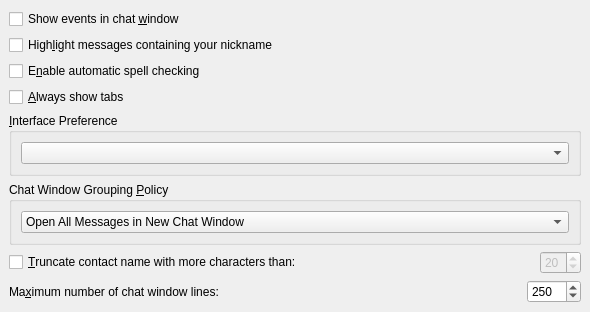
This is kopete/config/behavior/behaviorconfig_chat.ui in KDE/kopete as Qt 5 draws it before an edit. The edited form follows.
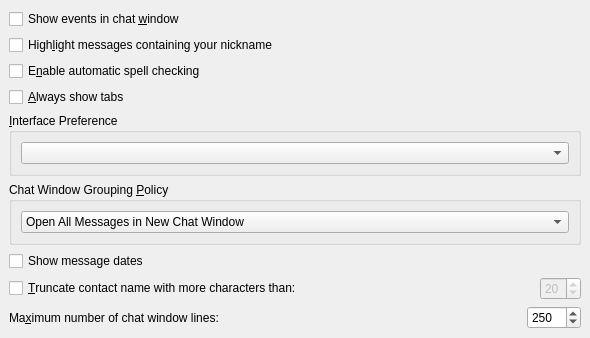
This is the edited form.

Commit message: Optionally show date of messages in chatwindow FEATURE:117989

Diff of the .ui file:
```diff
--- a/kopete/config/behavior/behaviorconfig_chat.ui
+++ b/kopete/config/behavior/behaviorconfig_chat.ui
@@ -131,6 +131,13 @@
      </layout>
     </widget>
    </item>
+   <item>
+    <widget class="QCheckBox" name="kcfg_showDates" >
+     <property name="text" >
+      <string>Show message dates</string>
+     </property>
+    </widget>
+   </item>
    <item>
     <layout class="QHBoxLayout" >
      <property name="margin" >
```
Left out of the diff: 92 changed lines with no effect on the pictures. The commit also changes 2 other files.
